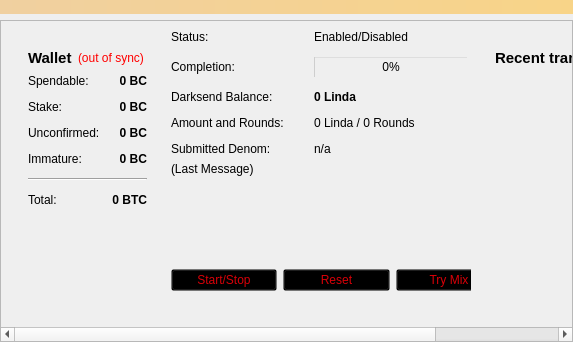
The window that src/qt/forms/overviewpage.ui (drcoul/DigitalWealth) describes before a commit, drawn with Qt 5.
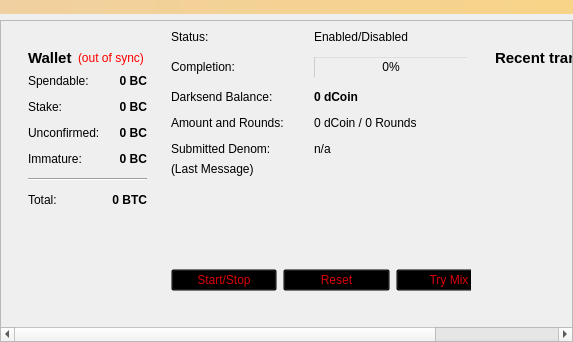
The same window after the commit.

Commit message: Changing name from dWealth to dCoin

```diff
--- a/src/qt/forms/overviewpage.ui
+++ b/src/qt/forms/overviewpage.ui
@@ -418,7 +418,7 @@
              <string notr="true">color: rgb(0, 0, 0);</string>
             </property>
             <property name="text">
-             <string>0 Linda</string>
+             <string>0 dCoin</string>
             </property>
            </widget>
           </item>
@@ -438,7 +438,7 @@
              <string notr="true">color: rgb(0, 0, 0);</string>
             </property>
             <property name="text">
-             <string>0 Linda / 0 Rounds</string>
+             <string>0 dCoin / 0 Rounds</string>
             </property>
            </widget>
           </item>
```
Left out of the diff: 6 changed lines with no effect on the pictures. The commit also changes 138 other files.
